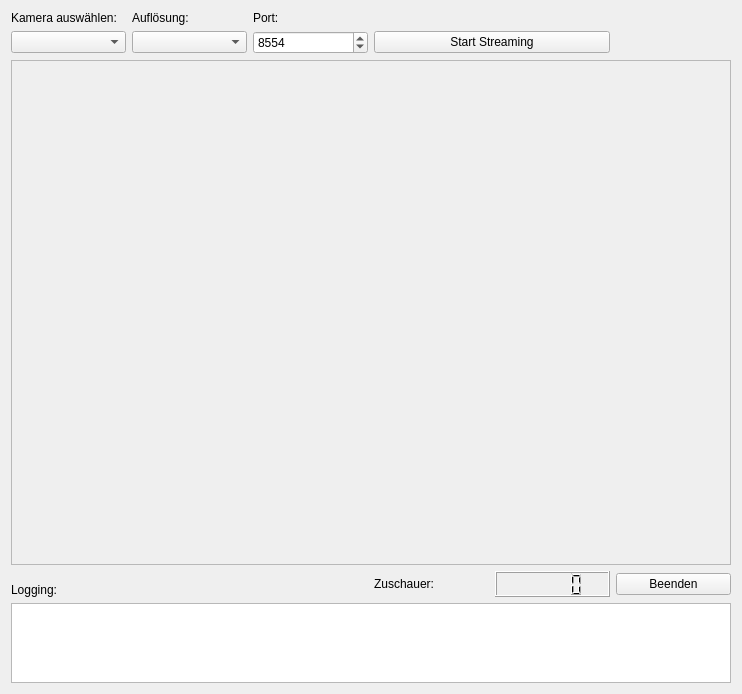
Above: gui/mainwindow.ui from unicorny/OpenLive4Cam before the change. Below: the same form after it.
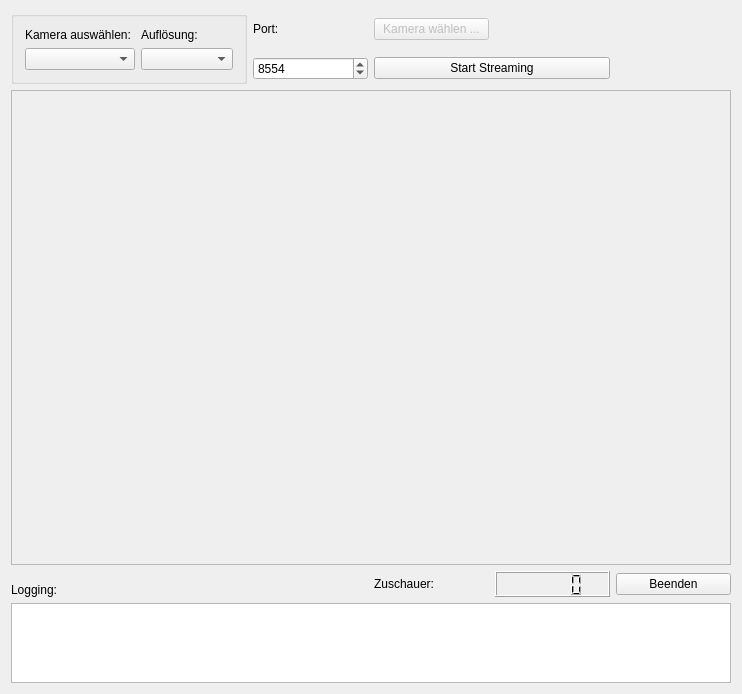
That is the form after the change. Icons and pictures are not drawn. Custom widgets are drawn as their Qt base class.

Commit message: Anpassung des GUI an Windows, da untr Windows das holen der AUflösung nicht funktioniert durch starten der Kamera...

Patch:
```diff
--- a/gui/mainwindow.ui
+++ b/gui/mainwindow.ui
@@ -19,20 +19,6 @@
   </property>
   <widget class="QWidget" name="centralWidget">
    <layout class="QGridLayout" name="gridLayout">
-    <item row="0" column="0">
-     <widget class="QLabel" name="label">
-      <property name="text">
-       <string>Kamera auswählen: </string>
-      </property>
-     </widget>
-    </item>
-    <item row="0" column="1">
-     <widget class="QLabel" name="label_3">
-      <property name="text">
-       <string>Auflösung:</string>
-      </property>
-     </widget>
-    </item>
     <item row="0" column="2">
      <widget class="QLabel" name="label_2">
       <property name="text">
@@ -40,12 +26,6 @@
       </property>
      </widget>
     </item>
-    <item row="1" column="0">
-     <widget class="QComboBox" name="source_comboBox"/>
-    </item>
-    <item row="1" column="1">
-     <widget class="QComboBox" name="resolution_comboBox"/>
-    </item>
     <item row="1" column="2">
      <widget class="QSpinBox" name="port_spinBox">
       <property name="toolTip">
@@ -98,8 +78,8 @@
        <widget class="VideoView" name="Picture" native="true">
         <property name="geometry">
          <rect>
-          <x>0</x>
-          <y>0</y>
+          <x>-30</x>
+          <y>10</y>
           <width>511</width>
           <height>361</height>
          </rect>
@@ -148,6 +128,57 @@
       </property>
      </widget>
     </item>
+    <item row="0" column="0" rowspan="2" colspan="2">
+     <widget class="QGroupBox" name="group_box">
+      <property name="enabled">
+       <bool>true</bool>
+      </property>
+      <property name="autoFillBackground">
+       <bool>false</bool>
+      </property>
+      <property name="title">
+       <string/>
+      </property>
+      <property name="flat">
+       <bool>false</bool>
+      </property>
+      <property name="checkable">
+       <bool>false</bool>
+      </property>
+      <layout class="QGridLayout" name="gridLayout_2">
+       <item row="0" column="0">
+        <widget class="QLabel" name="label">
+         <property name="text">
+          <string>Kamera auswählen: </string>
+         </property>
+        </widget>
+       </item>
+       <item row="0" column="1">
+        <widget class="QLabel" name="label_3">
+         <property name="text">
+          <string>Auflösung:</string>
+         </property>
+        </widget>
+       </item>
+       <item row="1" column="0">
+        <widget class="QComboBox" name="source_comboBox"/>
+       </item>
+       <item row="1" column="1">
+        <widget class="QComboBox" name="resolution_comboBox"/>
+       </item>
+      </layout>
+     </widget>
+    </item>
+    <item row="0" column="3">
+     <widget class="QPushButton" name="chooseKam">
+      <property name="enabled">
+       <bool>false</bool>
+      </property>
+      <property name="text">
+       <string>Kamera wählen ...</string>
+      </property>
+     </widget>
+    </item>
    </layout>
   </widget>
  </widget>
```
The commit also changes 5 other files.
